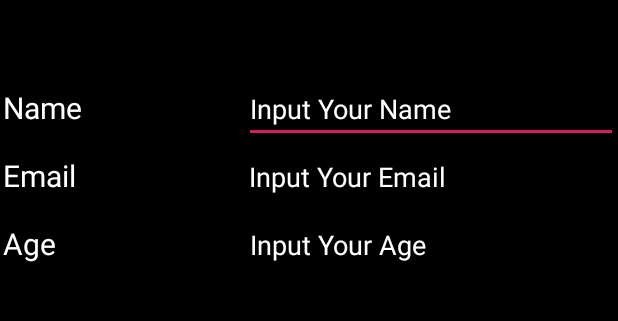
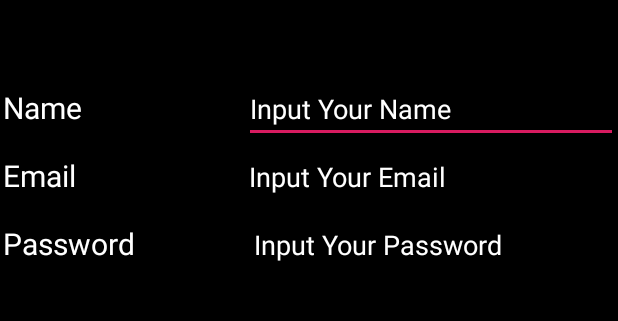
Before and after one commit to ravin92/LearnKotlin, an Android app: the Main2Activity screen opened directly, with no data from a screen before it, on a phone screen of 412 x 824 dp, the part 84-405 px from its top. Run offline under Robolectric (Android 15) with nearby library versions, the phone set to English and light mode, and no system bars.

```diff
--- a/app/src/main/res/layout/activity_main2.xml
+++ b/app/src/main/res/layout/activity_main2.xml
@@ -60,12 +60,13 @@
             android:layout_weight="1"
             android:hint="Input Your Email"
             android:textColor="#FFF"
-            android:textColorHint="#FFF" />
+            android:textColorHint="#FFF"/>
+
 
     </LinearLayout>
 
     <LinearLayout
-        android:id="@+id/ll_age"
+        android:id="@+id/ll_password"
         android:layout_width="match_parent"
         android:layout_height="wrap_content"
         android:orientation="horizontal"
@@ -73,12 +74,12 @@
         android:layout_below="@+id/ll_email">
 
         <TextView
-            android:id="@+id/tv_age"
+            android:id="@+id/tv_password"
             android:layout_width="wrap_content"
             android:layout_height="wrap_content"
             android:layout_weight="1"
             android:padding="2dp"
-            android:text="Age"
+            android:text="Password"
             android:textColor="#FFF"
             android:textSize="20dp" />
 
@@ -87,9 +88,11 @@
             android:layout_width="wrap_content"
             android:layout_height="wrap_content"
             android:layout_weight="1"
-            android:hint="Input Your Age"
+            android:hint="Input Your Password"
+            android:inputType="textPassword"
             android:textColor="#FFF"
             android:textColorHint="#FFF" />
     </LinearLayout>
 
+
 </RelativeLayout>
```
